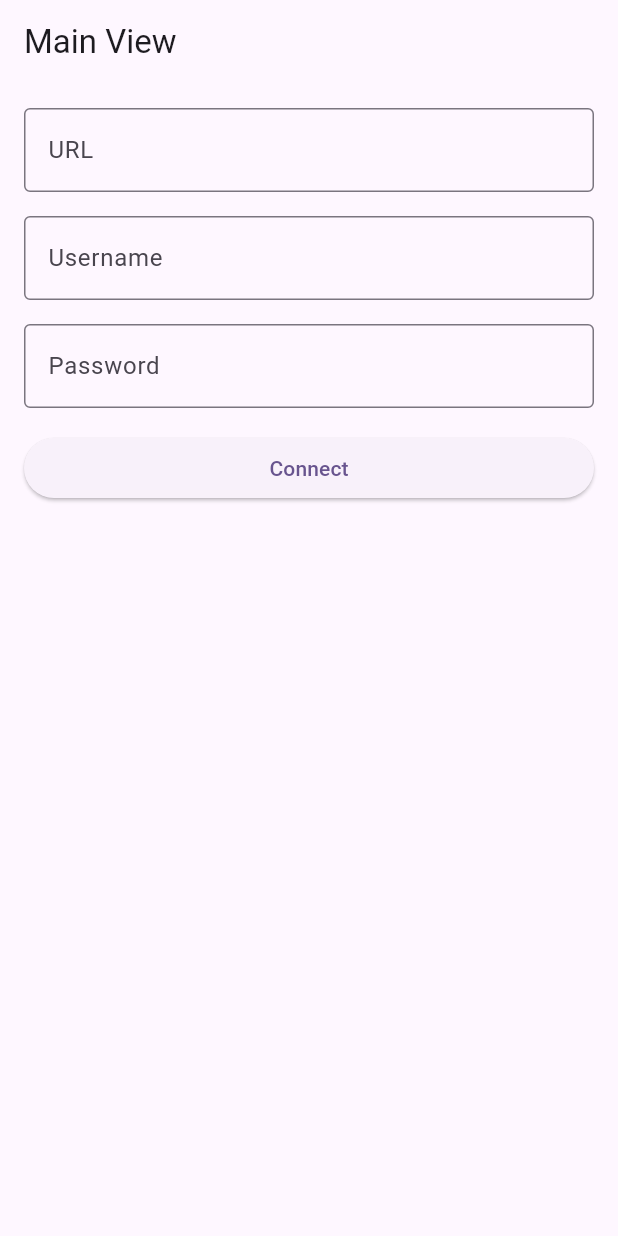
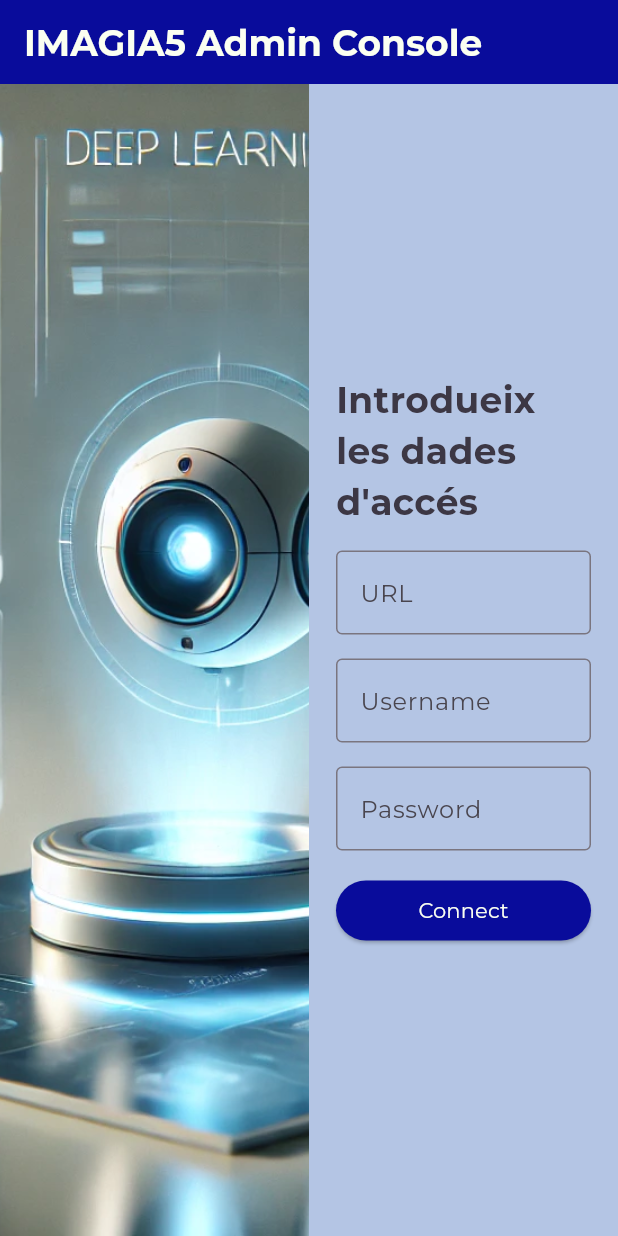
Before and after one commit to slenderrap/imagia_desktop, a Flutter app: the screen it shows after launch, after a tap on "Connect", on a phone screen of 412 x 824 dp. Run offline on Flutter 3.47's test engine with Material 3 defaults, Android fonts, the light colour scheme and no system bars; our stand-ins replace shared_preferences; network calls fail.

Commit message:
login page created

```diff
--- a/imagia/lib/app_lib.dart
+++ b/imagia/lib/app_lib.dart
@@ -1,3 +1,5 @@
+import 'dart:convert';
+
 import 'package:shared_preferences/shared_preferences.dart';
 import 'package:http/http.dart' as http;
 
@@ -27,17 +29,15 @@ class AppLib {
     return null;
   }
 
-  static Future<void> connect({
+  static Future<String?> connect({
     required String url,
     required String username,
     required String password,
   }) async {
-    final endpoint = Uri.parse('$url/api/usuaris/registrar');
+    final endpoint = Uri.parse('$url/api/admin/usuaris/login');
     final body = jsonEncode({
-      'telefon': '123456789',
-      'nickname': username,
-      'email': '$username@example.com',
-      'contrasenya': password,
+      'username': username,
+      'password': password,
     });
     try {
       final response = await http.post(
@@ -47,12 +47,12 @@ class AppLib {
       );
       if (response.statusCode == 200) {
         final data = jsonDecode(response.body);
-        print('Respuesta del servidor: ${data['message']}');
+        return data['message'];
       } else {
-        print('Error al conectar: ${response.statusCode} - ${response.body}');
+        return response.body;
       }
     } catch (e) {
-      print('Error de conexión: $e');
+      return null;
     }
   }
 }
--- a/imagia/lib/main.dart
+++ b/imagia/lib/main.dart
@@ -16,6 +16,7 @@ class MyApp extends StatelessWidget {
       theme: ThemeData(
         colorScheme: ColorScheme.fromSeed(seedColor: Colors.deepPurple),
         useMaterial3: true,
+        fontFamily: "Montserrat",
       ),
       home: const MainView(),
     );
--- a/imagia/lib/main_view.dart
+++ b/imagia/lib/main_view.dart
@@ -12,6 +12,12 @@ class _MainViewState extends State<MainView> {
   final TextEditingController _urlController = TextEditingController();
   final TextEditingController _usernameController = TextEditingController();
   final TextEditingController _passwordController = TextEditingController();
+  dynamic errors = {
+    'conn': false,
+    'url': "",
+    'username': "",
+    'password': "",
+  };
 
   @override
   void initState() {
@@ -30,11 +36,20 @@ class _MainViewState extends State<MainView> {
   }
 
   Future<void> _handleConnect() async {
-    await AppLib.connect(
+    String? response = await AppLib.connect(
       url: _urlController.text,
       username: _usernameController.text,
       password: _passwordController.text,
     );
+
+    if(response == null) {
+      setState(() {
+        errors['conn'] = true;
+      });
+      return;
+    }
+    print("Response: $response");
+
 
     await AppLib.savePreferences(
       url: _urlController.text,
@@ -46,13 +61,47 @@ class _MainViewState extends State<MainView> {
   Widget build(BuildContext context) {
     return Scaffold(
       appBar: AppBar(
-        title: const Text('Main View'),
+        title: const Text(
+          style: TextStyle(
+            color: Color(0xFFFBFFF1),
+            fontSize: 24,
+            fontWeight: FontWeight.bold,
           ),
-      body: Padding(
-        padding: const EdgeInsets.all(16.0),
+          'IMAGIA5 Admin Console'
+          ),
+        backgroundColor: const Color(0xFF090C9B),
+      ),
+      body: Container(
+        decoration: const BoxDecoration(
+          color: Color(0xFFB4C5E4),
+        ),
+        child: SizedBox(
+          height: double.infinity,
+          child: Row(
+            children: [
+              const Expanded(
+                child: Image(
+                  image: AssetImage('assets/example-img.png'),
+                  height: double.infinity,
+                  fit: BoxFit.cover,
+                ),
+              ),
+              Expanded(
+                child: SingleChildScrollView(
+                  child: Padding(
+                    padding: const EdgeInsets.all(18.0),
                     child: Column(
                       crossAxisAlignment: CrossAxisAlignment.start,
                       children: [
+                        const Text(
+                          "Introdueix les dades d'accés",
+                          style: TextStyle(
+                            color: Color(0xFF3C3744),
+                            fontSize: 24,
+                            fontWeight: FontWeight.bold,
+                          ),
+                        ),
+                        const SizedBox(height: 16),
                         TextField(
                           controller: _urlController,
                           decoration: const InputDecoration(
@@ -60,6 +109,12 @@ class _MainViewState extends State<MainView> {
                             border: OutlineInputBorder(),
                           ),
                         ),
+                        errors['url'] != ""
+                            ? Text(
+                                errors['url'],
+                                style: const TextStyle(color: Colors.red),
+                              )
+                            : const SizedBox.shrink(),
                         const SizedBox(height: 16),
                         TextField(
                           controller: _usernameController,
@@ -68,7 +123,14 @@ class _MainViewState extends State<MainView> {
                             border: OutlineInputBorder(),
                           ),
                         ),
+                        errors['username'] != ""
+                            ? Text(
+                                errors['username'],
+                                style: const TextStyle(color: Colors.red),
+                              )
+                            : const SizedBox.shrink(),
                         const SizedBox(height: 16),
+
                         TextField(
                           controller: _passwordController,
                           decoration: const InputDecoration(
@@ -77,15 +139,43 @@ class _MainViewState extends State<MainView> {
                           ),
                           obscureText: true,
                         ),
+                        errors['password'] != ""
+                            ? Text(
+                                errors['password'],
+                                style: const TextStyle(color: Colors.red),
+                              )
+                            : const SizedBox.shrink(),
                         const SizedBox(height: 16),
                         SizedBox(
                           width: double.infinity,
                           child: ElevatedButton(
                             onPressed: _handleConnect,
+                            style: ButtonStyle(
+                              foregroundColor: WidgetStateProperty.resolveWith<Color>(
+                                (Set<WidgetState> states) {
+
+                                  return const Color(0xFFFBFFF1);
+                                },
+                              ),
+                              backgroundColor: WidgetStateProperty.resolveWith<Color>(
+                                (Set<WidgetState> states) {
+                                  if (states.contains(WidgetState.pressed)) {
+                                    return const Color(0xFF3066BE);
+                                  }
+                                  return const Color(0xFF090C9B);
+                                },
+                              ),
+                            ),
                             child: const Text('Connect'),
                           ),
                         ),
                       ],
+                    ),
+                  ),
+                ),
+              ),
+            ],
+          ),
         ),
       ),
     );
```
Also changed, not shown: imagia/pubspec.yaml (+10 -3 lines), imagia/assets/example-img.png (added), imagia/assets/fonts/Montserrat-black.ttf (added), imagia/assets/fonts/Montserrat-bold.ttf (added), imagia/assets/fonts/Montserrat.ttf (added), imagia/pubspec.lock. Lines whose indentation alone changed are shown as unchanged.
